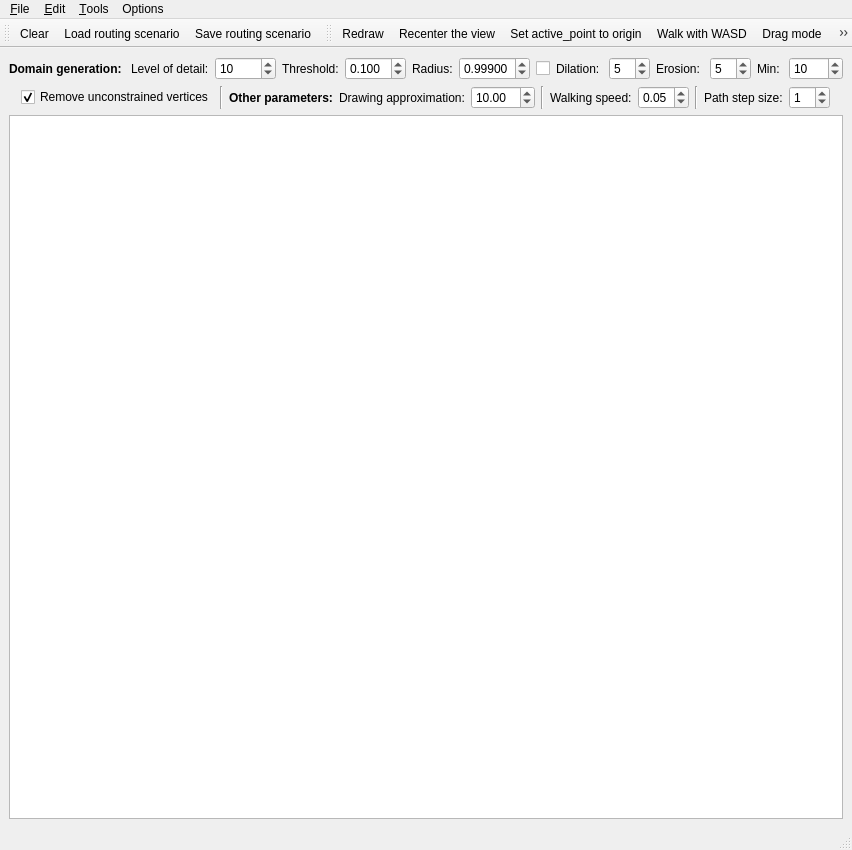
Old version of the form Main.ui in the repository Babayayaga/Routing_on_the_hyperbolic_plane.
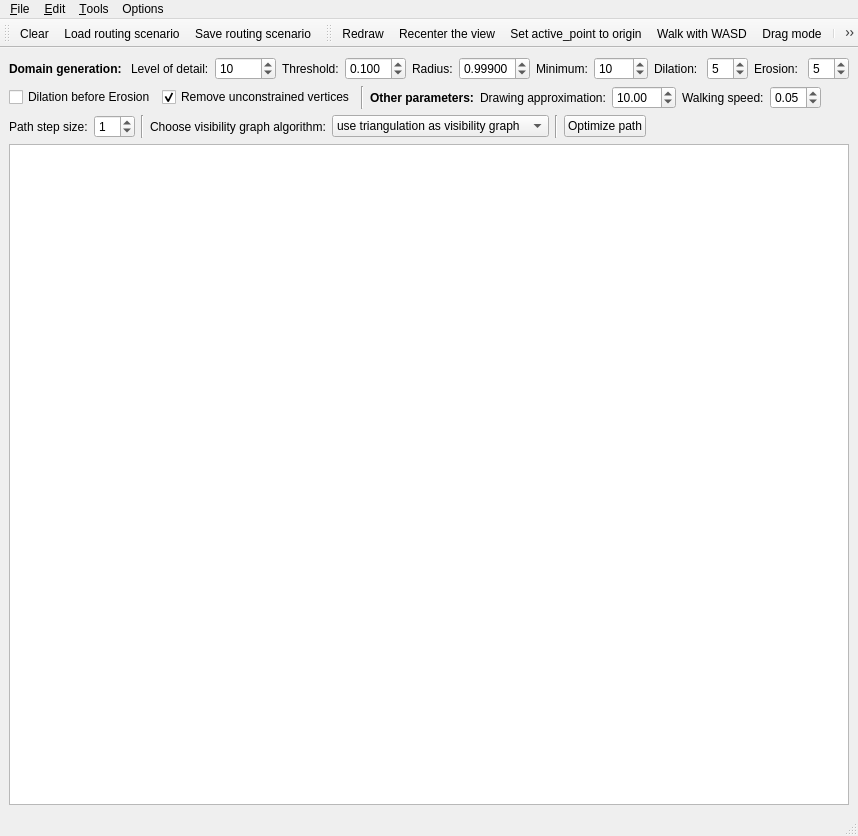
New version of the form. Icons and pictures are not drawn.

Patch:
```diff
--- a/Main.ui
+++ b/Main.ui
@@ -7,8 +7,8 @@
    <rect>
     <x>0</x>
     <y>0</y>
-    <width>772</width>
-    <height>850</height>
+    <width>774</width>
+    <height>836</height>
    </rect>
   </property>
   <property name="windowTitle">
@@ -135,12 +135,22 @@
        </widget>
       </item>
       <item>
-       <widget class="QCheckBox" name="checkBox">
-        <property name="statusTip">
-         <string>Erosion before dilation. Switches treatments of terrain.</string>
-        </property>
+       <widget class="QLabel" name="label_11">
         <property name="text">
-         <string/>
+         <string>Minimum:</string>
+        </property>
+       </widget>
+      </item>
+      <item>
+       <widget class="QSpinBox" name="minSpinBox">
+        <property name="minimum">
+         <number>3</number>
+        </property>
+        <property name="maximum">
+         <number>1000</number>
+        </property>
+        <property name="value">
+         <number>10</number>
         </property>
        </widget>
       </item>
@@ -178,26 +188,6 @@
         </property>
        </widget>
       </item>
-      <item>
-       <widget class="QLabel" name="label_11">
-        <property name="text">
-         <string>Min: </string>
-        </property>
-       </widget>
-      </item>
-      <item>
-       <widget class="QSpinBox" name="minSpinBox">
-        <property name="minimum">
-         <number>3</number>
-        </property>
-        <property name="maximum">
-         <number>1000</number>
-        </property>
-        <property name="value">
-         <number>10</number>
-        </property>
-       </widget>
-      </item>
       <item>
        <spacer name="horizontalSpacer_2">
         <property name="orientation">
@@ -213,23 +203,135 @@
       </item>
      </layout>
     </item>
+    <item row="4" column="0">
+     <layout class="QHBoxLayout" name="horizontalLayout_2">
+      <item>
+       <widget class="QLabel" name="label_9">
+        <property name="text">
+         <string>Path step size:</string>
+        </property>
+       </widget>
+      </item>
+      <item>
+       <widget class="QSpinBox" name="pathStepSpinBox">
+        <property name="value">
+         <number>1</number>
+        </property>
+       </widget>
+      </item>
+      <item>
+       <widget class="Line" name="line_3">
+        <property name="orientation">
+         <enum>Qt::Vertical</enum>
+        </property>
+       </widget>
+      </item>
+      <item>
+       <widget class="QLabel" name="label_12">
+        <property name="text">
+         <string>Choose visibility graph algorithm:</string>
+        </property>
+       </widget>
+      </item>
+      <item>
+       <widget class="QComboBox" name="comboBox">
+        <property name="sizePolicy">
+         <sizepolicy hsizetype="Preferred" vsizetype="Fixed">
+          <horstretch>0</horstretch>
+          <verstretch>0</verstretch>
+         </sizepolicy>
+        </property>
+        <item>
+         <property name="text">
+          <string>use triangulation as visibility graph</string>
+         </property>
+        </item>
+        <item>
+         <property name="text">
+          <string>all-to-all naive algorithm</string>
+         </property>
+        </item>
+        <item>
+         <property name="text">
+          <string>triangle expansion algorithm</string>
+         </property>
+        </item>
+       </widget>
+      </item>
+      <item>
+       <widget class="Line" name="line">
+        <property name="orientation">
+         <enum>Qt::Vertical</enum>
+        </property>
+       </widget>
+      </item>
+      <item>
+       <widget class="QPushButton" name="pathOptimize">
+        <property name="text">
+         <string>Optimize path</string>
+        </property>
+       </widget>
+      </item>
+      <item>
+       <spacer name="horizontalSpacer">
+        <property name="orientation">
+         <enum>Qt::Horizontal</enum>
+        </property>
+        <property name="sizeHint" stdset="0">
+         <size>
+          <width>40</width>
+          <height>20</height>
+         </size>
+        </property>
+       </spacer>
+      </item>
+     </layout>
+    </item>
+    <item row="5" column="0">
+     <widget class="QGraphicsView" name="graphicsView">
+      <property name="sizePolicy">
+       <sizepolicy hsizetype="Expanding" vsizetype="Expanding">
+        <horstretch>0</horstretch>
+        <verstretch>0</verstretch>
+       </sizepolicy>
+      </property>
+      <property name="minimumSize">
+       <size>
+        <width>150</width>
+        <height>0</height>
+       </size>
+      </property>
+      <property name="focusPolicy">
+       <enum>Qt::StrongFocus</enum>
+      </property>
+      <property name="verticalScrollBarPolicy">
+       <enum>Qt::ScrollBarAlwaysOff</enum>
+      </property>
+      <property name="horizontalScrollBarPolicy">
+       <enum>Qt::ScrollBarAlwaysOff</enum>
+      </property>
+      <property name="dragMode">
+       <enum>QGraphicsView::NoDrag</enum>
+      </property>
+      <property name="transformationAnchor">
+       <enum>QGraphicsView::NoAnchor</enum>
+      </property>
+     </widget>
+    </item>
     <item row="3" column="0">
      <layout class="QHBoxLayout" name="horizontalLayout">
       <property name="sizeConstraint">
        <enum>QLayout::SetDefaultConstraint</enum>
       </property>
       <item>
-       <spacer name="horizontalSpacer">
-        <property name="orientation">
-         <enum>Qt::Horizontal</enum>
+       <widget class="QCheckBox" name="checkBox">
+        <property name="statusTip">
+         <string>Erosion before dilation. Switches treatments of terrain.</string>
         </property>
-        <property name="sizeHint" stdset="0">
-         <size>
-          <width>40</width>
-          <height>20</height>
-         </size>
+        <property name="text">
+         <string>Dilation before Erosion</string>
         </property>
-       </spacer>
+       </widget>
       </item>
       <item>
        <widget class="QCheckBox" name="removeCheckBox">
@@ -242,7 +344,7 @@
        </widget>
       </item>
       <item>
-       <widget class="Line" name="line_3">
+       <widget class="Line" name="line_2">
         <property name="orientation">
          <enum>Qt::Vertical</enum>
         </property>
@@ -284,13 +386,6 @@
         </property>
        </widget>
       </item>
-      <item>
-       <widget class="Line" name="line">
-        <property name="orientation">
-         <enum>Qt::Vertical</enum>
-        </property>
-       </widget>
-      </item>
       <item>
        <widget class="QLabel" name="label_2">
         <property name="text">
@@ -311,27 +406,6 @@
         </property>
        </widget>
       </item>
-      <item>
-       <widget class="Line" name="line_2">
-        <property name="orientation">
-         <enum>Qt::Vertical</enum>
-        </property>
-       </widget>
-      </item>
-      <item>
-       <widget class="QLabel" name="label_9">
-        <property name="text">
-         <string>Path step size:</string>
-        </property>
-       </widget>
-      </item>
-      <item>
-       <widget class="QSpinBox" name="pathStepSpinBox">
-        <property name="value">
-         <number>1</number>
-        </property>
-       </widget>
-      </item>
       <item>
        <spacer name="horizontalSpacer_4">
         <property name="orientation">
@@ -432,7 +506,7 @@
     <rect>
      <x>0</x>
      <y>0</y>
-     <width>772</width>
+     <width>774</width>
      <height>21</height>
     </rect>
    </property>
```
Left out of the diff: 31 changed lines with no effect on the pictures.
